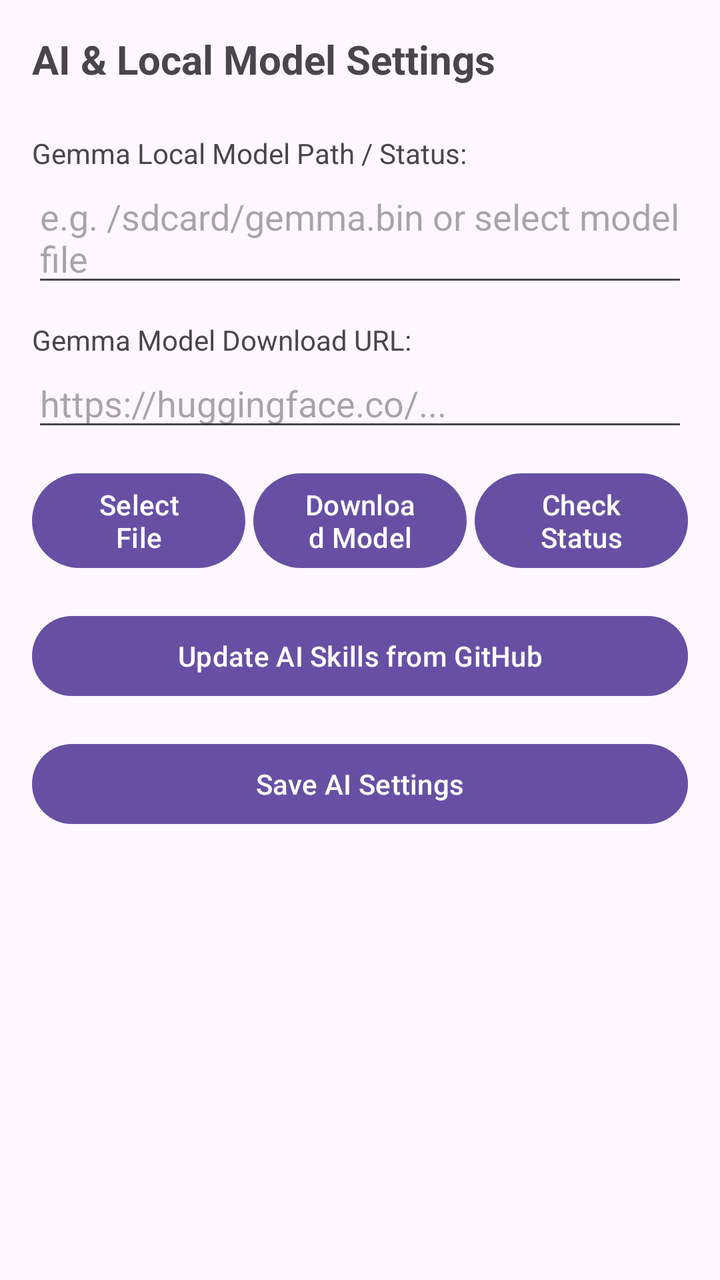
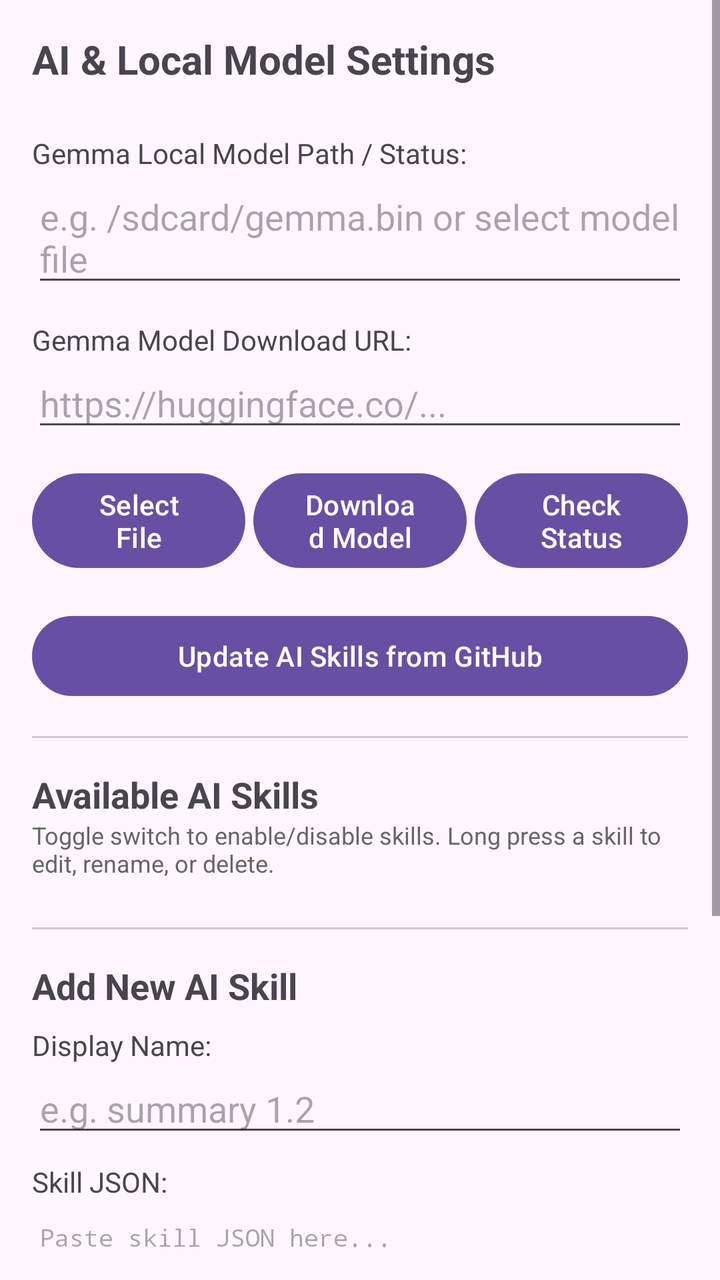

The first picture is an Android layout as it rendered before a commit; the second is the same layout after the commit. The layout source and the unified diff follow.
<!-- AndroidManifest.xml: application theme Theme.OfflineBrowser -->
<!-- res/layout/activity_ai_settings.xml -->
<?xml version="1.0" encoding="utf-8"?>
<ScrollView xmlns:android="http://schemas.android.com/apk/res/android"
    android:layout_width="match_parent"
    android:layout_height="match_parent"
    android:fillViewport="true">

    <LinearLayout
        android:layout_width="match_parent"
        android:layout_height="wrap_content"
        android:orientation="vertical"
        android:padding="16dp">

        <TextView
            android:layout_width="wrap_content"
            android:layout_height="wrap_content"
            android:text="AI &amp; Local Model Settings"
            android:textSize="20sp"
            android:textStyle="bold"
            android:layout_marginBottom="16dp"/>

        <TextView
            android:layout_width="wrap_content"
            android:layout_height="wrap_content"
            android:text="Gemma Local Model Path / Status:"
            android:layout_marginTop="8dp"/>

        <EditText
            android:id="@+id/etGemmaModelPath"
            android:layout_width="match_parent"
            android:layout_height="wrap_content"
            android:hint="e.g. /sdcard/gemma.bin or select model file" />

        <TextView
            android:layout_width="wrap_content"
            android:layout_height="wrap_content"
            android:text="Gemma Model Download URL:"
            android:layout_marginTop="12dp"/>

        <EditText
            android:id="@+id/etGemmaModelUrl"
            android:layout_width="match_parent"
            android:layout_height="wrap_content"
            android:hint="https://huggingface.co/..." />

        <LinearLayout
            android:layout_width="match_parent"
            android:layout_height="wrap_content"
            android:orientation="horizontal"
            android:layout_marginTop="12dp">

            <Button
                android:id="@+id/btnSelectGemmaModel"
                android:layout_width="0dp"
                android:layout_height="wrap_content"
                android:layout_weight="1"
                android:text="Select File"
                android:layout_marginEnd="2dp"/>

            <Button
                android:id="@+id/btnDownloadGemmaModel"
                android:layout_width="0dp"
                android:layout_height="wrap_content"
                android:layout_weight="1"
                android:text="Download Model"
                android:layout_marginHorizontal="2dp"/>

            <Button
                android:id="@+id/btnCheckGemmaStatus"
                android:layout_width="0dp"
                android:layout_height="wrap_content"
                android:layout_weight="1"
                android:text="Check Status"
                android:layout_marginStart="2dp"/>
        </LinearLayout>

        <Button
            android:id="@+id/btnUpdateAiSkills"
            android:layout_width="match_parent"
            android:layout_height="wrap_content"
            android:text="Update AI Skills from GitHub"
            android:layout_marginTop="16dp"/>

        <Button
            android:id="@+id/btnSaveAiSettings"
            android:layout_width="match_parent"
            android:layout_height="wrap_content"
            android:text="Save AI Settings"
            android:layout_marginTop="16dp"/>

    </LinearLayout>
</ScrollView>
<!-- resources referenced by this layout -->
<resources>
  <style name="Theme.OfflineBrowser" parent="Base.Theme.OfflineBrowser" />
  <style name="Base.Theme.OfflineBrowser" parent="Theme.Material3.DayNight.NoActionBar">
          
          
      </style>
</resources>

<!-- the commit's change to res/layout/activity_ai_settings.xml (unified diff, before → after) -->
@@ -80,12 +80,91 @@
             android:text="Update AI Skills from GitHub"
             android:layout_marginTop="16dp"/>
 
+        <View
+            android:layout_width="match_parent"
+            android:layout_height="1dp"
+            android:layout_marginTop="16dp"
+            android:layout_marginBottom="16dp"
+            android:background="#CCCCCC" />
+
+        <TextView
+            android:layout_width="wrap_content"
+            android:layout_height="wrap_content"
+            android:text="Available AI Skills"
+            android:textSize="18sp"
+            android:textStyle="bold" />
+
+        <TextView
+            android:layout_width="wrap_content"
+            android:layout_height="wrap_content"
+            android:text="Toggle switch to enable/disable skills. Long press a skill to edit, rename, or delete."
+            android:textSize="12sp"
+            android:textColor="#666666"
+            android:layout_marginBottom="8dp" />
+
+        <androidx.recyclerview.widget.RecyclerView
+            android:id="@+id/rvAiSkills"
+            android:layout_width="match_parent"
+            android:layout_height="wrap_content"
+            android:nestedScrollingEnabled="false" />
+
+        <View
+            android:layout_width="match_parent"
+            android:layout_height="1dp"
+            android:layout_marginTop="16dp"
+            android:layout_marginBottom="16dp"
+            android:background="#CCCCCC" />
+
+        <TextView
+            android:layout_width="wrap_content"
+            android:layout_height="wrap_content"
+            android:text="Add New AI Skill"
+            android:textSize="18sp"
+            android:textStyle="bold" />
+
+        <TextView
+            android:layout_width="wrap_content"
+            android:layout_height="wrap_content"
+            android:text="Display Name:"
+            android:layout_marginTop="8dp"/>
+
+        <EditText
+            android:id="@+id/etNewSkillName"
+            android:layout_width="match_parent"
+            android:layout_height="wrap_content"
+            android:hint="e.g. summary 1.2"
+            android:inputType="text" />
+
+        <TextView
+            android:layout_width="wrap_content"
+            android:layout_height="wrap_content"
+            android:text="Skill JSON:"
+            android:layout_marginTop="8dp"/>
+
+        <EditText
+            android:id="@+id/etNewSkillJson"
+            android:layout_width="match_parent"
+            android:layout_height="150dp"
+            android:hint="Paste skill JSON here..."
+            android:gravity="top|start"
+            android:inputType="textMultiLine"
+            android:scrollbars="vertical"
+            android:fontFamily="monospace"
+            android:textSize="12sp" />
+
+        <Button
+            android:id="@+id/btnAddSkill"
+            android:layout_width="match_parent"
+            android:layout_height="wrap_content"
+            android:text="Add Skill"
+            android:layout_marginTop="8dp"/>
+
         <Button
             android:id="@+id/btnSaveAiSettings"
             android:layout_width="match_parent"
             android:layout_height="wrap_content"
             android:text="Save AI Settings"
-            android:layout_marginTop="16dp"/>
+            android:layout_marginTop="24dp"/>
 
     </LinearLayout>
 </ScrollView>
